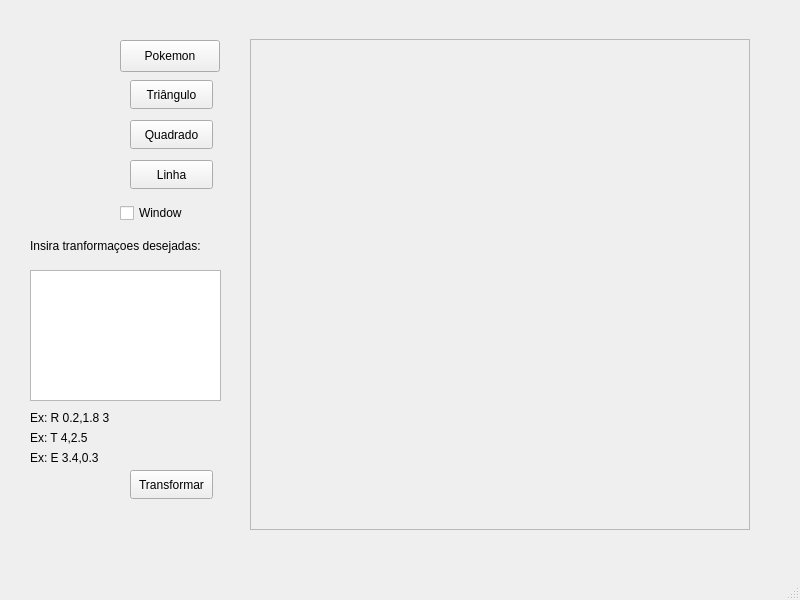
alessipg/projetoCG, file mainwindow.ui: the form before one commit.
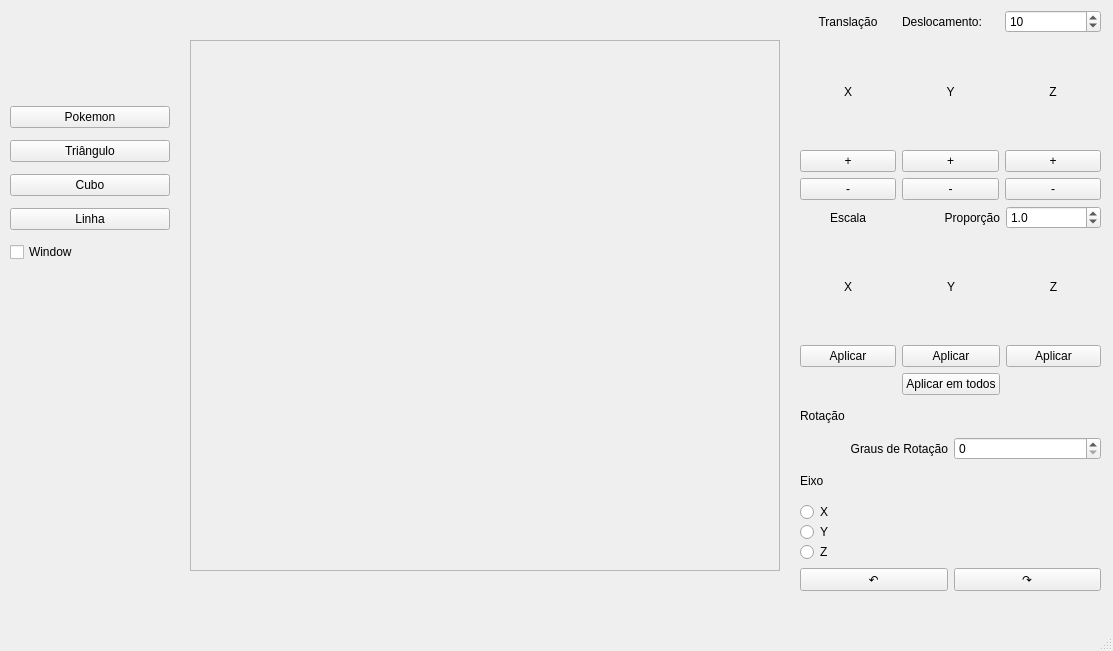
The form after the commit. Custom widgets are drawn as their Qt base class.

```diff
--- a/mainwindow.ui
+++ b/mainwindow.ui
@@ -6,8 +6,8 @@
    <rect>
     <x>0</x>
     <y>0</y>
-    <width>800</width>
-    <height>600</height>
+    <width>1113</width>
+    <height>651</height>
    </rect>
   </property>
   <property name="windowTitle">
@@ -17,10 +17,10 @@
    <widget class="FramePrincipal" name="frame">
     <property name="geometry">
      <rect>
-      <x>250</x>
-      <y>39</y>
-      <width>500</width>
-      <height>491</height>
+      <x>190</x>
+      <y>40</y>
+      <width>590</width>
+      <height>531</height>
      </rect>
     </property>
     <property name="frameShape">
@@ -33,145 +33,347 @@
      <number>0</number>
     </property>
    </widget>
-   <widget class="QPushButton" name="btnTriangulo">
+   <widget class="QWidget" name="verticalLayoutWidget_3">
     <property name="geometry">
      <rect>
-      <x>130</x>
-      <y>80</y>
-      <width>83</width>
-      <height>29</height>
+      <x>800</x>
+      <y>10</y>
+      <width>301</width>
+      <height>581</height>
      </rect>
     </property>
-    <property name="text">
-     <string>Triângulo</string>
-    </property>
+    <layout class="QVBoxLayout" name="Transformacoes">
+     <item>
+      <layout class="QGridLayout" name="Translacao">
+       <item row="0" column="2">
+        <widget class="QSpinBox" name="valorT">
+         <property name="singleStep">
+          <number>10</number>
+         </property>
+         <property name="value">
+          <number>10</number>
+         </property>
+        </widget>
+       </item>
+       <item row="3" column="0">
+        <widget class="QPushButton" name="xMais">
+         <property name="text">
+          <string>+</string>
+         </property>
+        </widget>
+       </item>
+       <item row="1" column="1">
+        <widget class="QLabel" name="label_7">
+         <property name="text">
+          <string>Y</string>
+         </property>
+         <property name="alignment">
+          <set>Qt::AlignmentFlag::AlignCenter</set>
+         </property>
+        </widget>
+       </item>
+       <item row="3" column="1">
+        <widget class="QPushButton" name="yMais">
+         <property name="text">
+          <string>+</string>
+         </property>
+        </widget>
+       </item>
+       <item row="1" column="2">
+        <widget class="QLabel" name="label_8">
+         <property name="text">
+          <string>Z</string>
+         </property>
+         <property name="alignment">
+          <set>Qt::AlignmentFlag::AlignCenter</set>
+         </property>
+        </widget>
+       </item>
+       <item row="0" column="1">
+        <widget class="QLabel" name="label_2">
+         <property name="text">
+          <string>Deslocamento:</string>
+         </property>
+        </widget>
+       </item>
+       <item row="4" column="1">
+        <widget class="QPushButton" name="yMenos">
+         <property name="text">
+          <string>-</string>
+         </property>
+        </widget>
+       </item>
+       <item row="1" column="0">
+        <widget class="QLabel" name="label_6">
+         <property name="text">
+          <string>X</string>
+         </property>
+         <property name="alignment">
+          <set>Qt::AlignmentFlag::AlignCenter</set>
+         </property>
+        </widget>
+       </item>
+       <item row="4" column="2">
+        <widget class="QPushButton" name="zMenos">
+         <property name="text">
+          <string>-</string>
+         </property>
+        </widget>
+       </item>
+       <item row="3" column="2">
+        <widget class="QPushButton" name="zMais">
+         <property name="text">
+          <string>+</string>
+         </property>
+        </widget>
+       </item>
+       <item row="0" column="0">
+        <widget class="QLabel" name="label">
+         <property name="text">
+          <string>Translação</string>
+         </property>
+         <property name="alignment">
+          <set>Qt::AlignmentFlag::AlignCenter</set>
+         </property>
+        </widget>
+       </item>
+       <item row="4" column="0">
+        <widget class="QPushButton" name="xMenos">
+         <property name="text">
+          <string>-</string>
+         </property>
+        </widget>
+       </item>
+      </layout>
+     </item>
+     <item>
+      <layout class="QGridLayout" name="Escala">
+       <item row="0" column="2">
+        <widget class="QDoubleSpinBox" name="valorE">
+         <property name="decimals">
+          <number>1</number>
+         </property>
+         <property name="singleStep">
+          <double>0.100000000000000</double>
+         </property>
+         <property name="value">
+          <double>1.000000000000000</double>
+         </property>
+        </widget>
+       </item>
+       <item row="3" column="1">
+        <widget class="QPushButton" name="yEscMais">
+         <property name="text">
+          <string>Aplicar</string>
+         </property>
+        </widget>
+       </item>
+       <item row="1" column="1">
+        <widget class="QLabel" name="label_14">
+         <property name="text">
+          <string>Y</string>
+         </property>
+         <property name="alignment">
+          <set>Qt::AlignmentFlag::AlignCenter</set>
+         </property>
+        </widget>
+       </item>
+       <item row="1" column="0">
+        <widget class="QLabel" name="label_17">
+         <property name="text">
+          <string>X</string>
+         </property>
+         <property name="alignment">
+          <set>Qt::AlignmentFlag::AlignCenter</set>
+         </property>
+        </widget>
+       </item>
+       <item row="1" column="2">
+        <widget class="QLabel" name="label_15">
+         <property name="text">
+          <string>Z</string>
+         </property>
+         <property name="alignment">
+          <set>Qt::AlignmentFlag::AlignCenter</set>
+         </property>
+        </widget>
+       </item>
+       <item row="0" column="1">
+        <widget class="QLabel" name="label_16">
+         <property name="text">
+          <string>Proporção</string>
+         </property>
+         <property name="alignment">
+          <set>Qt::AlignmentFlag::AlignRight|Qt::AlignmentFlag::AlignTrailing|Qt::AlignmentFlag::AlignVCenter</set>
+         </property>
+        </widget>
+       </item>
+       <item row="3" column="0">
+        <widget class="QPushButton" name="xEscMais">
+         <property name="text">
+          <string>Aplicar</string>
+         </property>
+        </widget>
+       </item>
+       <item row="3" column="2">
+        <widget class="QPushButton" name="zEscMais">
+         <property name="text">
+          <string>Aplicar</string>
+         </property>
+        </widget>
+       </item>
+       <item row="0" column="0">
+        <widget class="QLabel" name="label_18">
+         <property name="text">
+          <string>Escala</string>
+         </property>
+         <property name="alignment">
+          <set>Qt::AlignmentFlag::AlignCenter</set>
+         </property>
+        </widget>
+       </item>
+       <item row="4" column="1">
+        <widget class="QPushButton" name="allEscala">
+         <property name="text">
+          <string>Aplicar em todos</string>
+         </property>
+        </widget>
+       </item>
+      </layout>
+     </item>
+     <item>
+      <layout class="QVBoxLayout" name="Rotacao">
+       <item>
+        <layout class="QVBoxLayout" name="verticalLayout">
+         <item>
+          <widget class="QLabel" name="label_5">
+           <property name="text">
+            <string>Rotação</string>
+           </property>
+          </widget>
+         </item>
+         <item>
+          <layout class="QHBoxLayout" name="horizontalLayout_2">
+           <item>
+            <widget class="QLabel" name="label_3">
+             <property name="text">
+              <string>Graus de Rotação</string>
+             </property>
+             <property name="alignment">
+              <set>Qt::AlignmentFlag::AlignRight|Qt::AlignmentFlag::AlignTrailing|Qt::AlignmentFlag::AlignVCenter</set>
+             </property>
+            </widget>
+           </item>
+           <item>
+            <widget class="QSpinBox" name="valorR"/>
+           </item>
+          </layout>
+         </item>
+         <item>
+          <widget class="QLabel" name="label_11">
+           <property name="text">
+            <string>Eixo</string>
+           </property>
+          </widget>
+         </item>
+         <item>
+          <layout class="QVBoxLayout" name="verticalLayout_2">
+           <property name="spacing">
+            <number>0</number>
+           </property>
+           <item>
+            <widget class="QRadioButton" name="rotX">
+             <property name="text">
+              <string>X</string>
+             </property>
+            </widget>
+           </item>
+           <item>
+            <widget class="QRadioButton" name="rotY">
+             <property name="text">
+              <string>Y</string>
+             </property>
+            </widget>
+           </item>
+           <item>
+            <widget class="QRadioButton" name="rotZ">
+             <property name="text">
+              <string>Z</string>
+             </property>
+            </widget>
+           </item>
+          </layout>
+         </item>
+         <item>
+          <layout class="QHBoxLayout" name="horizontalLayout">
+           <item>
+            <widget class="QPushButton" name="rotMenos">
+             <property name="text">
+              <string>↶</string>
+             </property>
+            </widget>
+           </item>
+           <item>
+            <widget class="QPushButton" name="rotMais">
+             <property name="text">
+              <string>↷</string>
+             </property>
+            </widget>
+           </item>
+          </layout>
+         </item>
+        </layout>
+       </item>
+      </layout>
+     </item>
+    </layout>
    </widget>
-   <widget class="QPushButton" name="btnQuadrado">
+   <widget class="QWidget" name="verticalLayoutWidget_5">
     <property name="geometry">
      <rect>
-      <x>130</x>
-      <y>120</y>
-      <width>83</width>
-      <height>29</height>
+      <x>10</x>
+      <y>100</y>
+      <width>160</width>
+      <height>172</height>
      </rect>
     </property>
-    <property name="text">
-     <string>Quadrado</string>
-    </property>
-   </widget>
-   <widget class="QPushButton" name="btnLinha">
-    <property name="geometry">
-     <rect>
-      <x>130</x>
-      <y>160</y>
-      <width>83</width>
-      <height>29</height>
-     </rect>
-    </property>
-    <property name="text">
-     <string>Linha</string>
-    </property>
-   </widget>
-   <widget class="QPushButton" name="btnTransformar">
-    <property name="geometry">
-     <rect>
-      <x>130</x>
-      <y>470</y>
-      <width>83</width>
-      <height>29</height>
-     </rect>
-    </property>
-    <property name="text">
-     <string>Transformar</string>
-    </property>
-   </widget>
-   <widget class="QTextEdit" name="cmdTrans">
-    <property name="geometry">
-     <rect>
-      <x>30</x>
-      <y>270</y>
-      <width>191</width>
-      <height>131</height>
-     </rect>
-    </property>
-   </widget>
-   <widget class="QLabel" name="label">
-    <property name="geometry">
-     <rect>
-      <x>30</x>
-      <y>230</y>
-      <width>191</width>
-      <height>31</height>
-     </rect>
-    </property>
-    <property name="text">
-     <string>Insira tranformaçoes desejadas:</string>
-    </property>
-   </widget>
-   <widget class="QLabel" name="label_2">
-    <property name="geometry">
-     <rect>
-      <x>30</x>
-      <y>410</y>
-      <width>131</width>
-      <height>16</height>
-     </rect>
-    </property>
-    <property name="text">
-     <string>Ex: R 0.2,1.8 3</string>
-    </property>
-   </widget>
-   <widget class="QLabel" name="label_3">
-    <property name="geometry">
-     <rect>
-      <x>30</x>
-      <y>430</y>
-      <width>131</width>
-      <height>16</height>
-     </rect>
-    </property>
-    <property name="text">
-     <string>Ex: T 4,2.5</string>
-    </property>
-   </widget>
-   <widget class="QLabel" name="label_4">
-    <property name="geometry">
-     <rect>
-      <x>30</x>
-      <y>450</y>
-      <width>131</width>
-      <height>16</height>
-     </rect>
-    </property>
-    <property name="text">
-     <string>Ex: E 3.4,0.3</string>
-    </property>
-   </widget>
-   <widget class="QCheckBox" name="cbWindow">
-    <property name="geometry">
-     <rect>
-      <x>120</x>
-      <y>200</y>
-      <width>93</width>
-      <height>26</height>
-     </rect>
-    </property>
-    <property name="text">
-     <string>Window</string>
-    </property>
-   </widget>
-   <widget class="QPushButton" name="btnPokemon">
-    <property name="geometry">
-     <rect>
-      <x>120</x>
-      <y>40</y>
-      <width>100</width>
-      <height>32</height>
-     </rect>
-    </property>
-    <property name="text">
-     <string>Pokemon</string>
-    </property>
+    <layout class="QVBoxLayout" name="verticalLayout_6">
+     <item>
+      <widget class="QPushButton" name="btnPokemon">
+       <property name="text">
+        <string>Pokemon</string>
+       </property>
+      </widget>
+     </item>
+     <item>
+      <widget class="QPushButton" name="btnTriangulo">
+       <property name="text">
+        <string>Triângulo</string>
+       </property>
+      </widget>
+     </item>
+     <item>
+      <widget class="QPushButton" name="btnQuadrado">
+       <property name="text">
+        <string>Cubo</string>
+       </property>
+      </widget>
+     </item>
+     <item>
+      <widget class="QPushButton" name="btnLinha">
+       <property name="text">
+        <string>Linha</string>
+       </property>
+      </widget>
+     </item>
+     <item>
+      <widget class="QCheckBox" name="cbWindow">
+       <property name="text">
+        <string>Window</string>
+       </property>
+      </widget>
+     </item>
+    </layout>
    </widget>
   </widget>
   <widget class="QMenuBar" name="menubar">
```
Left out of the diff: 4 changed lines with no effect on the pictures.
